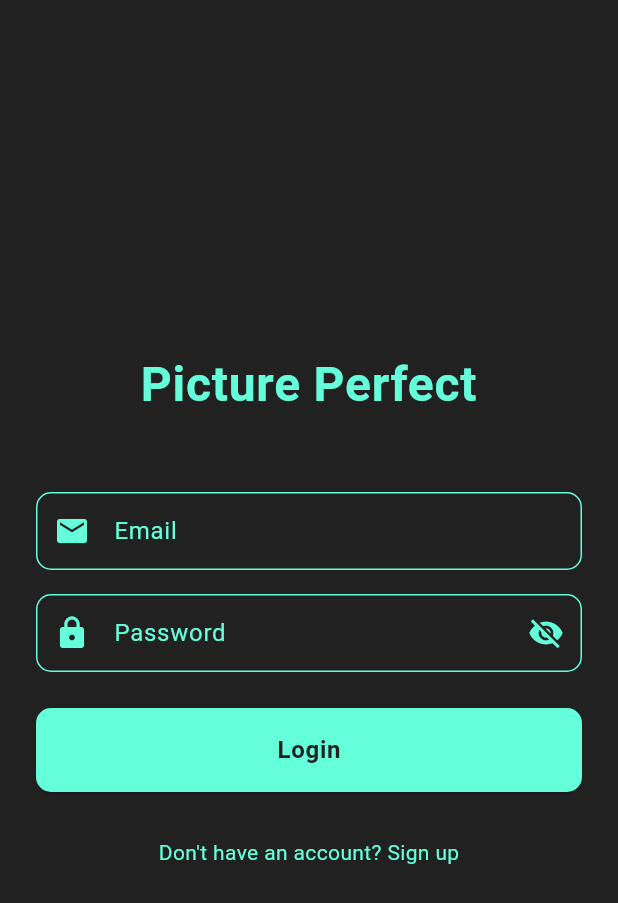
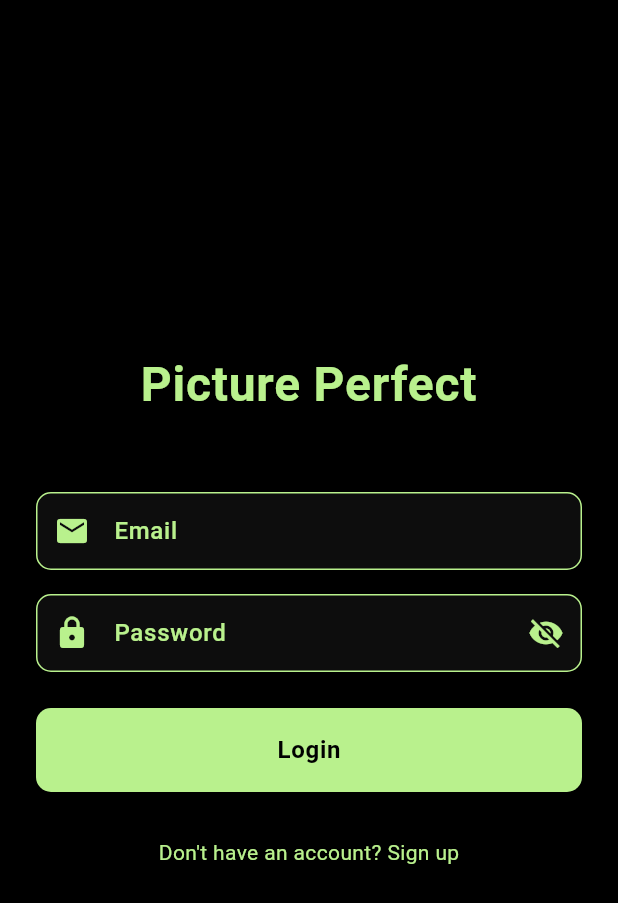
Before and after one commit to dhar135/picture-perfect, a Flutter app: the screen it shows after launch, on a phone screen of 412 x 824 dp. Shown: the top 903 px of the screen. Run offline on Flutter 3.47's test engine with Material 3 defaults, Android fonts, the light colour scheme and no system bars; our stand-ins replace firebase_auth, firebase_core; accounts and stored records are empty.

Commit message:
feat: Created new app theme, for dark modern gradient theme

```diff
--- a/picture_perfect/lib/src/core/theme/app_theme.dart
+++ b/picture_perfect/lib/src/core/theme/app_theme.dart
@@ -1,51 +1,218 @@
 import 'package:flutter/material.dart';
 
 class AppTheme {
+  // Gradient colors
+  static const gradientStart = Color(0xFFFAF594); // Yellow-ish
+  static const gradientEnd = Color(0xFFB9F18D); // Green-ish
+
+  // Create gradient
+  static const LinearGradient primaryGradient = LinearGradient(
+    colors: [gradientStart, gradientEnd],
+    begin: Alignment.centerLeft,
+    end: Alignment.centerRight,
+  );
+
   static ThemeData darkTheme = ThemeData(
     brightness: Brightness.dark,
-    scaffoldBackgroundColor: Colors.grey[900],
-    primaryColor: Colors.blueAccent,
-    colorScheme: ColorScheme.fromSwatch(
-      brightness: Brightness.dark,
-      primarySwatch: Colors.blueGrey,
-    ).copyWith(
-      secondary: Colors.tealAccent,
+    scaffoldBackgroundColor: Colors.black,
+
+    // Color Scheme
+    colorScheme: ColorScheme.dark(
+      surface: Colors.black,
+      primary: gradientStart,
+      secondary: gradientEnd,
+      onPrimary: Colors.black,
+      onSecondary: Colors.black,
+      onSurface: Colors.white.withOpacity(0.7),
     ),
-    textTheme: const TextTheme(
+
+    // Text Theme
+    textTheme: TextTheme(
+      displayLarge: TextStyle(
+        fontSize: 64,
+        fontWeight: FontWeight.bold,
+        color: Colors.white,
+        height: 1.2,
+      ),
+      displayMedium: TextStyle(
+        fontSize: 24,
+        color: Colors.white.withOpacity(0.7),
+        height: 1.5,
+      ),
+      titleLarge: const TextStyle(
+        fontSize: 28,
+        fontWeight: FontWeight.w600,
+      ),
       bodyLarge: TextStyle(
         fontSize: 16,
-        color: Colors.white,
+        color: Colors.white.withOpacity(0.7),
+        fontWeight: FontWeight.w500,
       ),
       bodyMedium: TextStyle(
         fontSize: 14,
-        color: Colors.white,
+        color: Colors.white.withOpacity(0.5),
       ),
     ),
+
+    // AppBar Theme
     appBarTheme: AppBarTheme(
-      backgroundColor: Colors.grey[850],
+      backgroundColor: Colors.transparent,
       elevation: 0,
-      iconTheme: const IconThemeData(color: Colors.white),
-      titleTextStyle: const TextStyle(color: Colors.white, fontSize: 20),
+      titleTextStyle: const TextStyle(
+        fontSize: 28,
+        fontWeight: FontWeight.w600,
+      ),
+      iconTheme: IconThemeData(
+        color: Colors.white.withOpacity(0.7),
+      ),
+    ),
+
+    // Button Theme
+    elevatedButtonTheme: ElevatedButtonThemeData(
+      style: ElevatedButton.styleFrom(
+        backgroundColor: Colors.white,
+        foregroundColor: Colors.black,
+        padding: const EdgeInsets.symmetric(
+          horizontal: 32,
+          vertical: 16,
+        ),
+        shape: RoundedRectangleBorder(
+          borderRadius: BorderRadius.circular(8),
+        ),
+        textStyle: const TextStyle(
+          fontSize: 18,
+          fontWeight: FontWeight.w500,
+        ),
+      ),
+    ),
+
+    // Text Button Theme
+    textButtonTheme: TextButtonThemeData(
+      style: TextButton.styleFrom(
+        foregroundColor: Colors.white.withOpacity(0.7),
+        textStyle: const TextStyle(
+          fontSize: 16,
+          fontWeight: FontWeight.w500,
+        ),
+      ),
+    ),
+
+    // Input Decoration Theme
+    inputDecorationTheme: InputDecorationTheme(
+      border: OutlineInputBorder(
+        borderRadius: BorderRadius.circular(8),
+        borderSide: BorderSide(
+          color: Colors.white.withOpacity(0.1),
+        ),
+      ),
+      enabledBorder: OutlineInputBorder(
+        borderRadius: BorderRadius.circular(8),
+        borderSide: BorderSide(
+          color: Colors.white.withOpacity(0.1),
+        ),
+      ),
+      focusedBorder: OutlineInputBorder(
+        borderRadius: BorderRadius.circular(8),
+        borderSide: const BorderSide(
+          color: gradientEnd,
+          width: 2,
+        ),
+      ),
+      filled: true,
+      fillColor: Colors.white.withOpacity(0.05),
+      labelStyle: TextStyle(
+        color: Colors.white.withOpacity(0.7),
+      ),
     ),
   );
 }
 
-// Usage of gradient borders in container decoration
-Widget gradientBorderContainer(Widget child) {
-  return Container(
-    decoration: BoxDecoration(
-      gradient: const LinearGradient(
-        colors: [Colors.blueAccent, Colors.purpleAccent],
+// Utility functions for common styling patterns
+class AppStyles {
+  // Gradient Text Painter
+  static TextPainter gradientTextPainter({
+    required String text,
+    required TextStyle style,
+    required Gradient gradient,
+    required double width,
+  }) {
+    final TextPainter textPainter = TextPainter(
+      text: TextSpan(
+        text: text,
+        style: style,
       ),
-      borderRadius: BorderRadius.circular(12),
-    ),
-    child: Container(
-      margin: const EdgeInsets.all(2), // space between border and child
-      decoration: BoxDecoration(
-        color: Colors.grey[900],
-        borderRadius: BorderRadius.circular(10),
+      textDirection: TextDirection.ltr,
+    );
+    textPainter.layout(maxWidth: width);
+    return textPainter;
+  }
+
+  // Gradient Border Decoration
+  static BoxDecoration gradientBorderDecoration({
+    double borderRadius = 8,
+    double borderWidth = 1,
+  }) {
+    return BoxDecoration(
+      borderRadius: BorderRadius.circular(borderRadius),
+      gradient: AppTheme.primaryGradient,
+      border: Border.all(
+        color: Colors.transparent,
+        width: borderWidth,
       ),
-      child: child,
-    ),
-  );
+    );
+  }
+
+  // Glassmorphic Container Decoration
+  static BoxDecoration glassDecoration({
+    double borderRadius = 8,
+    double opacity = 0.1,
+  }) {
+    return BoxDecoration(
+      color: Colors.white.withOpacity(opacity),
+      borderRadius: BorderRadius.circular(borderRadius),
+      border: Border.all(
+        color: Colors.white.withOpacity(0.1),
+      ),
+      boxShadow: [
+        BoxShadow(
+          color: Colors.black.withOpacity(0.1),
+          blurRadius: 10,
+          spreadRadius: 0,
+        ),
+      ],
+    );
+  }
+
+  // Gradient Background Widget
+  static Widget gradientBackground({required Widget child}) {
+    return Stack(
+      children: [
+        Positioned.fill(
+          child: Container(
+            decoration: BoxDecoration(
+              gradient: RadialGradient(
+                colors: [
+                  AppTheme.gradientEnd.withOpacity(0.1),
+                  AppTheme.gradientStart.withOpacity(0.05),
+                ],
+                center: Alignment.topRight,
+                radius: 1.5,
+              ),
+            ),
+          ),
+        ),
+        child,
+      ],
+    );
+  }
 }
+
+// Extension for easy gradient text
+extension GradientText on Text {
+  Widget gradient({double? width}) {
+    return ShaderMask(
+      shaderCallback: (bounds) => AppTheme.primaryGradient.createShader(bounds),
+      child: this,
+    );
+  }
+}
```
